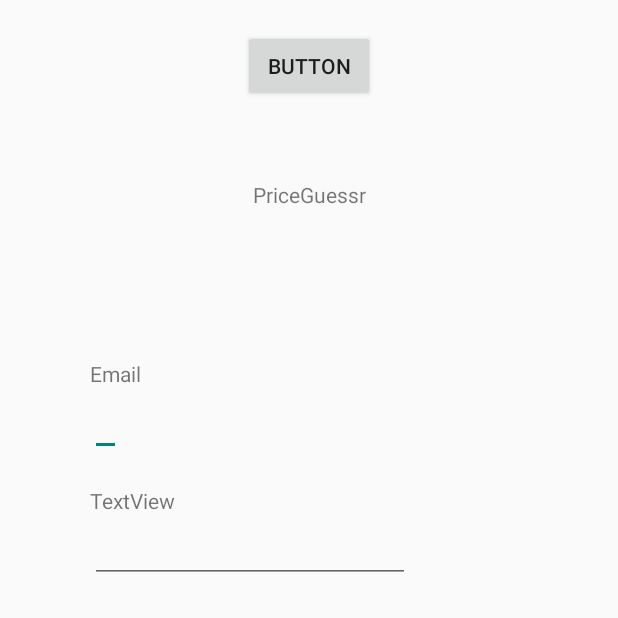
After one commit to Zastial/SAE-PriceGuessrAndroid, an Android app: the LoginActivity screen opened directly, with no data from a screen before it, on a phone screen of 412 x 824 dp, the top half of it. The commit adds this screen. Run offline under Robolectric (Android 15) with nearby library versions, the phone set to English and light mode, and no system bars.

Commit message:
start UI login page

```diff
--- a/app/src/main/AndroidManifest.xml
+++ b/app/src/main/AndroidManifest.xml
@@ -14,6 +14,9 @@
         android:theme="@style/Theme.PriceGuessr"
         tools:targetApi="31">
         <activity
+            android:name=".LoginActivity"
+            android:exported="false" />
+        <activity
             android:name=".MainActivity"
             android:exported="true">
             <intent-filter>
--- /dev/null
+++ b/app/src/main/java/fr/etudiant/priceguessr/LoginActivity.kt
@@ -0,0 +1,11 @@
+package fr.etudiant.priceguessr
+
+import androidx.appcompat.app.AppCompatActivity
+import android.os.Bundle
+
+class LoginActivity : AppCompatActivity() {
+    override fun onCreate(savedInstanceState: Bundle?) {
+        super.onCreate(savedInstanceState)
+        setContentView(R.layout.activity_login)
+    }
+}
--- /dev/null
+++ b/app/src/main/res/layout/activity_login.xml
@@ -0,0 +1,72 @@
+<?xml version="1.0" encoding="utf-8"?>
+<androidx.constraintlayout.widget.ConstraintLayout xmlns:android="http://schemas.android.com/apk/res/android"
+    xmlns:app="http://schemas.android.com/apk/res-auto"
+    xmlns:tools="http://schemas.android.com/tools"
+    android:layout_width="match_parent"
+    android:layout_height="match_parent"
+    android:layout_margin="@dimen/default_margin_login_register"
+    tools:context=".LoginActivity">
+
+
+    <TextView
+        android:id="@+id/textView4"
+        android:layout_width="wrap_content"
+        android:layout_height="wrap_content"
+        android:layout_marginTop="100dp"
+        android:text="@string/app_name"
+        app:layout_constraintEnd_toEndOf="parent"
+        app:layout_constraintStart_toStartOf="parent"
+        app:layout_constraintTop_toTopOf="parent" />
+
+
+    <TextView
+        android:id="@+id/textView6"
+        android:layout_width="wrap_content"
+        android:layout_height="wrap_content"
+        android:layout_marginStart="40dp"
+        android:layout_marginTop="100dp"
+        android:text="@string/form_label_email"
+        app:layout_constraintStart_toStartOf="parent"
+        app:layout_constraintTop_toBottomOf="@+id/textView4" />
+
+
+
+
+    <EditText
+        android:id="@+id/textView5"
+        android:layout_width="wrap_content"
+        android:layout_height="wrap_content"
+        android:text=""
+        app:layout_constraintStart_toStartOf="@+id/textView6"
+        app:layout_constraintTop_toBottomOf="@+id/textView6" />
+
+
+    <TextView
+        android:id="@+id/textView7"
+        android:layout_width="wrap_content"
+        android:layout_height="wrap_content"
+        android:layout_marginTop="@dimen/default_margin_login_register"
+        android:text="TextView"
+        app:layout_constraintStart_toStartOf="@+id/textView5"
+        app:layout_constraintTop_toBottomOf="@+id/textView5" />
+
+
+    <EditText
+        android:id="@+id/editTextTextPassword"
+        android:layout_width="wrap_content"
+        android:layout_height="wrap_content"
+        android:ems="10"
+        android:inputType="textPassword"
+        app:layout_constraintStart_toStartOf="@+id/textView7"
+        app:layout_constraintTop_toBottomOf="@+id/textView7" />
+
+
+    <Button
+        android:id="@+id/button2"
+        android:layout_width="wrap_content"
+        android:layout_height="wrap_content"
+        android:text="Button"
+        app:layout_constraintEnd_toEndOf="parent"
+        app:layout_constraintStart_toStartOf="parent"
+        tools:layout_editor_absoluteY="544dp" />
+</androidx.constraintlayout.widget.ConstraintLayout>
--- /dev/null
+++ b/app/src/main/res/values/dimens.xml
@@ -0,0 +1,4 @@
+<?xml version="1.0" encoding="utf-8"?>
+<resources>
+    <dimen name="default_margin_login_register">20dp</dimen>
+</resources>
--- a/app/src/main/res/values/strings.xml
+++ b/app/src/main/res/values/strings.xml
@@ -9,6 +9,7 @@
     <string name="bottom_nav_home">Home</string>
     <string name="bottom_nav_history">Historique</string>
     <string name="bottom_nav_profile">Profil</string>
+
 
     <!-- Game page -->
     <string name="game_page_title">Produit</string>
```
